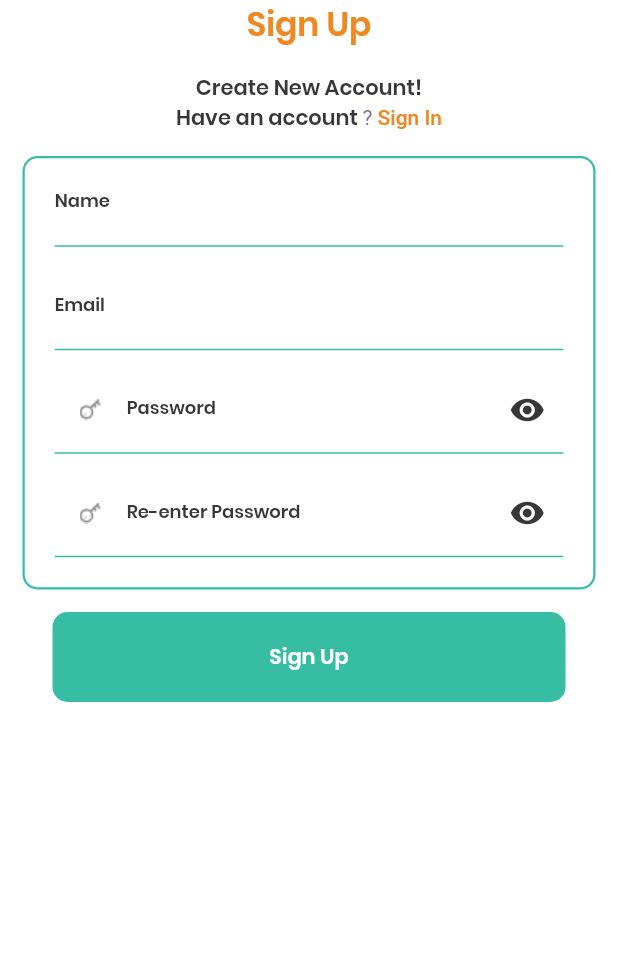
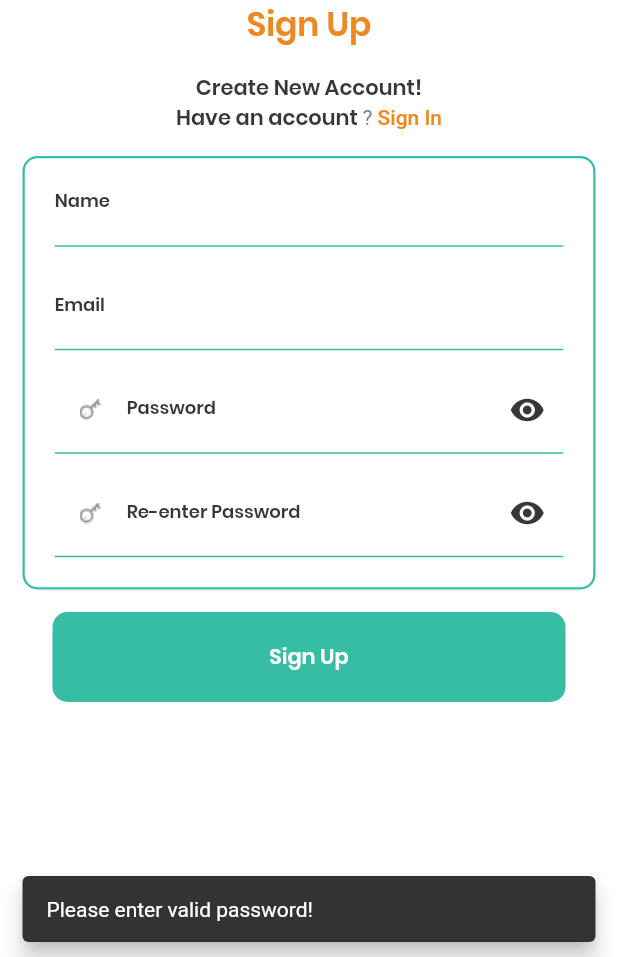
Before and after one commit to usama62/voila, a Flutter app: the Signup screen opened directly, after a tap on "Sign Up", on a phone screen of 412 x 824 dp, the part 279-1236 px from its top. Run offline on Flutter 3.47's test engine with Material 2 defaults, Android fonts, the light colour scheme and no system bars; our stand-ins replace localstorage.

Commit message:
implementing local storage and login signup apis

```diff
--- a/lib/constants/Global.dart
+++ b/lib/constants/Global.dart
@@ -1,4 +1,4 @@
-class Global{
+class Global {
   static const String baseUrl = "voilapro.nl";
   static const String _login = "/apis/login";
   static const String _forgetPassword = "/forgot_password";
@@ -12,9 +12,6 @@ class Global{
   static Uri getProfileUrl() => Uri.parse('$baseUrl$_profile');
   static Uri getUpdateProfileUrl() => Uri.parse('$baseUrl$_updateProfile');
 
-
-
   static Map<String, String> getCustomizedHeader() =>
       {'Content-type': 'application/json', 'Accept': 'application/json'};
-
 }
--- a/lib/screens/Signup.dart
+++ b/lib/screens/Signup.dart
@@ -1,6 +1,13 @@
+import 'dart:convert';
+
 import 'package:flutter/gestures.dart';
 import 'package:flutter/material.dart';
 import 'Login.dart';
+import 'package:http/http.dart' as http;
+import 'package:voila/constants/Global.dart';
+import 'package:voila/screens/custom/CustomSnackbar.dart';
+import 'package:voila/screens/CreateProfile.dart';
+import 'package:localstorage/localstorage.dart';
 
 class Signup extends StatefulWidget {
   const Signup({
@@ -12,10 +19,70 @@ class Signup extends StatefulWidget {
 }
 
 class _SignupState extends State<Signup> {
+  final storage = new LocalStorage('user_data');
   String password = '';
   String conpassword = '';
   bool isPassVisible = false;
   bool isConPassVisible = false;
+
+  TextEditingController _usernameController = TextEditingController();
+  TextEditingController _emailController = TextEditingController();
+  TextEditingController _passwordController = TextEditingController();
+  TextEditingController _confirmpassController = TextEditingController();
+
+  @override
+  void initState() {
+    _emailController = TextEditingController();
+    _passwordController = TextEditingController();
+    _usernameController = TextEditingController();
+    _confirmpassController = TextEditingController();
+    super.initState();
+  }
+
+  _signup() async {
+    final uri = Uri.parse(
+        "https://${Global.baseUrl}/apis/register.php?username=${_emailController.text}&password=${_passwordController.text}&name=${_usernameController.text}");
+    final http.Response response = await http.get(uri);
+    return response;
+  }
+
+  void signupBtnListener() async {
+    try {
+      if (_emailController.text.isNotEmpty &&
+          _passwordController.text.isNotEmpty &&
+          _usernameController.text.isNotEmpty) {
+        if (_passwordController.text == _confirmpassController.text) {
+          var response = await _signup();
+          var responseBody = jsonDecode(response.body);
+
+          if (response.statusCode == 200 && responseBody['login'] == true) {
+            storage.setItem("user_data", responseBody);
+            Navigator.push(context,
+                MaterialPageRoute(builder: (context) => const CreateProfile()));
+          } else if (!response['status']) {
+            ScaffoldMessenger.of(context)
+                .showSnackBar(CustomSnackbar.showSnackbar(response['message']));
+          }
+        } else {
+          ScaffoldMessenger.of(context).showSnackBar(
+              CustomSnackbar.showSnackbar("Password doesn't match!"));
+        }
+      } else {
+        if (_passwordController.text.isEmpty) {
+          ScaffoldMessenger.of(context).showSnackBar(
+              CustomSnackbar.showSnackbar('Please enter valid password!'));
+        } else if (_emailController.text.isEmpty) {
+          ScaffoldMessenger.of(context).showSnackBar(
+              CustomSnackbar.showSnackbar('Please enter valid email address!'));
+        } else {
+          ScaffoldMessenger.of(context).showSnackBar(
+              CustomSnackbar.showSnackbar('Please enter valid username!'));
+        }
+      }
+    } catch (e) {
+      print(e);
+    }
+  }
 
   @override
   Widget build(BuildContext context) {
@@ -113,10 +180,12 @@ class _SignupState extends State<Signup> {
                     mainAxisAlignment: MainAxisAlignment.center,
                     crossAxisAlignment: CrossAxisAlignment.start,
                     children: [
-                      const Padding(
-                        padding: EdgeInsets.fromLTRB(20.0, 0.0, 20.0, 10.0),
+                      Padding(
+                        padding:
+                            const EdgeInsets.fromLTRB(20.0, 0.0, 20.0, 10.0),
                         child: TextField(
-                          decoration: InputDecoration(
+                          controller: _usernameController,
+                          decoration: const InputDecoration(
                             enabledBorder: UnderlineInputBorder(
                                 borderSide:
                                     BorderSide(color: Color(0xff36BDA4))),
@@ -132,10 +201,11 @@ class _SignupState extends State<Signup> {
                           ),
                         ),
                       ),
-                      const Padding(
-                        padding: EdgeInsets.fromLTRB(20.0, 0.0, 20.0, 10.0),
+                      Padding(
+                        padding:
+                            const EdgeInsets.fromLTRB(20.0, 0.0, 20.0, 10.0),
                         child: TextField(
-                          decoration: InputDecoration(
+                          decoration: const InputDecoration(
                             enabledBorder: UnderlineInputBorder(
                                 borderSide:
                                     BorderSide(color: Color(0xff36BDA4))),
@@ -150,12 +220,14 @@ class _SignupState extends State<Signup> {
                                 fontWeight: FontWeight.w600),
                           ),
                           keyboardType: TextInputType.emailAddress,
+                          controller: _emailController,
                         ),
                       ),
                       Padding(
                         padding:
                             const EdgeInsets.fromLTRB(20.0, 0.0, 20.0, 10.0),
                         child: TextField(
+                          controller: _passwordController,
                           decoration: InputDecoration(
                             enabledBorder: const UnderlineInputBorder(
                                 borderSide:
@@ -190,6 +262,7 @@ class _SignupState extends State<Signup> {
                         padding:
                             const EdgeInsets.fromLTRB(20.0, 0.0, 20.0, 20.0),
                         child: TextField(
+                          controller: _confirmpassController,
                           decoration: InputDecoration(
                             enabledBorder: const UnderlineInputBorder(
                                 borderSide:
@@ -234,7 +307,9 @@ class _SignupState extends State<Signup> {
                       shape: RoundedRectangleBorder(
                         borderRadius: BorderRadius.circular(10.0),
                       )),
-                  onPressed: () {},
+                  onPressed: () {
+                    signupBtnListener();
+                  },
                   child: const Text(
                     'Sign Up',
                     style: TextStyle(
--- a/lib/screens/main.dart
+++ b/lib/screens/main.dart
@@ -34,6 +34,11 @@ class MyHomePage extends StatefulWidget {
 }
 
 class _MyHomePageState extends State<MyHomePage> {
+  @override
+  void initState() {
+    super.initState();
+  }
+
   @override
   Widget build(BuildContext context) {
     return Scaffold(
```
Also changed, not shown: lib/screens/CreateProfile.dart (+48 -47 lines), lib/screens/login.dart (+16 -61 lines).
